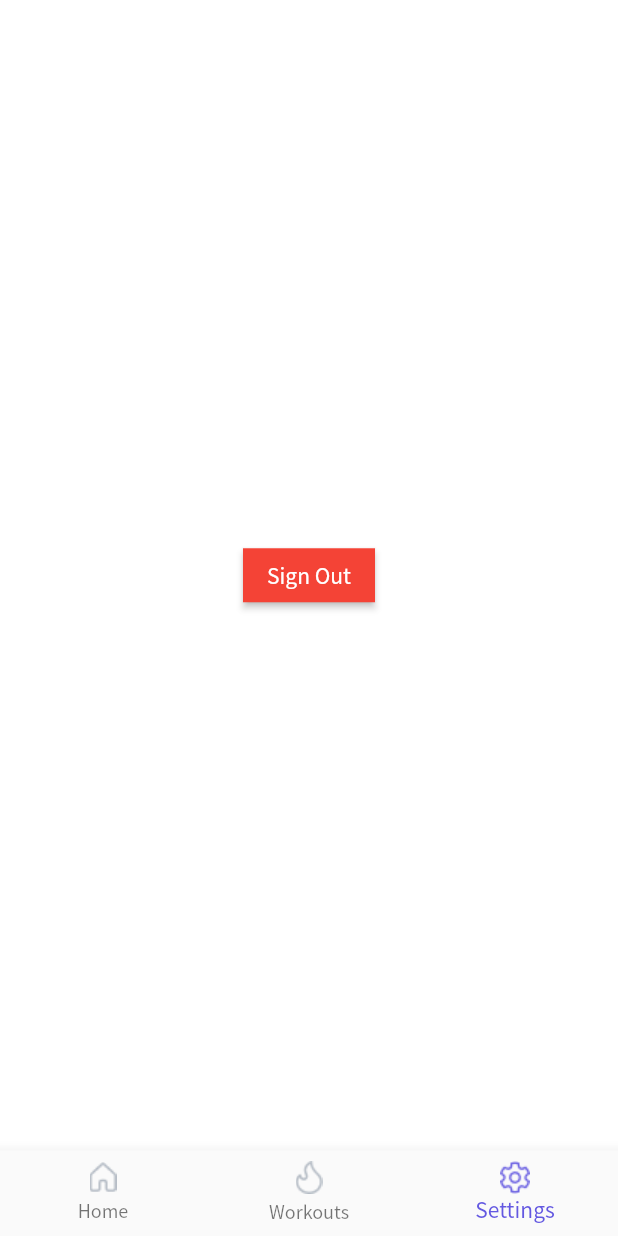
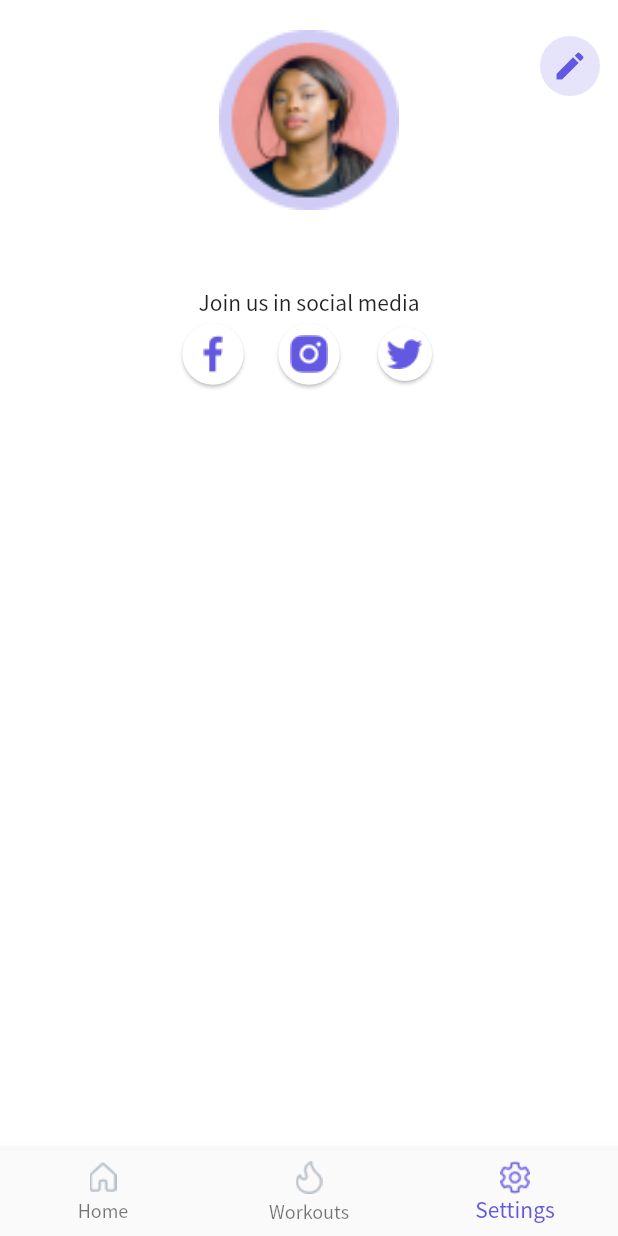
Before and after one commit to perpetio/fitness, a Flutter app: the TabBarPage screen opened directly, item 3 of the bottom bar chosen, on a phone screen of 412 x 824 dp. Run offline on Flutter 3.47's test engine with Material 2 defaults, Android fonts, the phone set to English and light mode, and no system bars; our stand-ins replace bloc, dots_indicator, firebase_auth, firebase_core, flutter_bloc, percent_indicator; accounts and stored records are empty.

Commit message:
[FT-12] created settings tab

```diff
--- a/lib/core/const/path_constants.dart
+++ b/lib/core/const/path_constants.dart
@@ -26,4 +26,9 @@ class PathConstants {
   static const String pilates = 'assets/icons/workouts/pilates.png';
   static const String fullBody = 'assets/icons/workouts/full_body.png';
   static const String stretching = 'assets/icons/workouts/stretching.png';
+
+  //social networks
+  static const String facebook = 'assets/icons/social_networks/facebook.png';
+  static const String instagram = 'assets/icons/social_networks/instagram.png';
+  static const String twitter = 'assets/icons/social_networks/twitter.png';
 }
--- a/lib/core/const/text_constants.dart
+++ b/lib/core/const/text_constants.dart
@@ -87,4 +87,7 @@ class TextConstants {
   static const String stretchingTitle = "Stretching";
   static const String stretchingExercises = "8 Exercises";
   static const String stretchingMinutes = "35 Minutes";
+
+  //Settings screen
+  static const String joinUs = 'Join us in social media';
 }
--- /dev/null
+++ b/lib/screens/settings/bloc/bloc/settings_bloc.dart
@@ -0,0 +1,18 @@
+import 'dart:async';
+
+import 'package:bloc/bloc.dart';
+import 'package:meta/meta.dart';
+
+part 'settings_event.dart';
+part 'settings_state.dart';
+
+class SettingsBloc extends Bloc<SettingsEvent, SettingsState> {
+  SettingsBloc() : super(SettingsInitial());
+
+  @override
+  Stream<SettingsState> mapEventToState(
+    SettingsEvent event,
+  ) async* {
+    // TODO: implement mapEventToState
+  }
+}
--- /dev/null
+++ b/lib/screens/settings/bloc/bloc/settings_event.dart
@@ -0,0 +1,4 @@
+part of 'settings_bloc.dart';
+
+@immutable
+abstract class SettingsEvent {}
--- /dev/null
+++ b/lib/screens/settings/bloc/bloc/settings_state.dart
@@ -0,0 +1,6 @@
+part of 'settings_bloc.dart';
+
+@immutable
+abstract class SettingsState {}
+
+class SettingsInitial extends SettingsState {}
--- /dev/null
+++ b/lib/screens/settings/settings_screen.dart
@@ -0,0 +1,72 @@
+import 'package:firebase_auth/firebase_auth.dart';
+import 'package:fitness_flutter/core/const/color_constants.dart';
+import 'package:fitness_flutter/core/const/path_constants.dart';
+import 'package:fitness_flutter/core/const/text_constants.dart';
+import 'package:fitness_flutter/screens/settings/bloc/bloc/settings_bloc.dart';
+import 'package:flutter/material.dart';
+import 'package:flutter_bloc/flutter_bloc.dart';
+import 'package:url_launcher/url_launcher.dart';
+
+class SettingsScreen extends StatelessWidget {
+  const SettingsScreen({Key? key}) : super(key: key);
+
+  @override
+  Widget build(BuildContext context) {
+    return Scaffold(body: _buildContext(context));
+  }
+
+  BlocProvider<SettingsBloc> _buildContext(BuildContext context) {
+    return BlocProvider<SettingsBloc>(
+      create: (context) => SettingsBloc(),
+      child: BlocConsumer<SettingsBloc, SettingsState>(
+        buildWhen: (_, currState) => currState is SettingsInitial,
+        builder: (context, state) {
+          return _settingsContent();
+        },
+        listenWhen: (_, currState) => true,
+        listener: (context, state) {},
+      ),
+    );
+  }
+
+  Widget _settingsContent() {
+    final User? user = FirebaseAuth.instance.currentUser;
+    final displayName = user?.displayName ?? "No Username";
+    return SafeArea(
+      child: SingleChildScrollView(
+        child: Padding(
+          padding: EdgeInsets.only(top: 20.0),
+          child: Column(children: [
+            Stack(alignment: Alignment.topRight, children: [
+              Center(child: Image(image: AssetImage(PathConstants.profile), height: 120, fit: BoxFit.fitHeight)),
+              TextButton(
+                  onPressed: () {},
+                  style: TextButton.styleFrom(shape: CircleBorder(), backgroundColor: ColorConstants.primaryColor.withOpacity(0.16)),
+                  child: Icon(Icons.edit, color: ColorConstants.primaryColor)),
+            ]),
+            SizedBox(height: 15),
+            Text(displayName, style: TextStyle(fontSize: 24, fontWeight: FontWeight.bold)),
+            Text(TextConstants.joinUs),
+            Row(
+              mainAxisAlignment: MainAxisAlignment.center,
+              children: [
+                TextButton(
+                    onPressed: () => launch('https://www.facebook.com/perpetio/'),
+                    style: TextButton.styleFrom(shape: CircleBorder(), backgroundColor: Colors.white, elevation: 1),
+                    child: Image.asset(PathConstants.facebook)),
+                TextButton(
+                    onPressed: () => launch('https://www.instagram.com/perpetio/'),
+                    style: TextButton.styleFrom(shape: CircleBorder(), backgroundColor: Colors.white, elevation: 1),
+                    child: Image.asset(PathConstants.instagram)),
+                TextButton(
+                    onPressed: () => launch('https://twitter.com/perpetio'),
+                    style: TextButton.styleFrom(shape: CircleBorder(), backgroundColor: Colors.white, elevation: 1),
+                    child: Image.asset(PathConstants.twitter)),
+              ],
+            )
+          ]),
+        ),
+      ),
+    );
+  }
+}
--- a/lib/screens/tab_bar/page/tab_bar_page.dart
+++ b/lib/screens/tab_bar/page/tab_bar_page.dart
@@ -3,6 +3,7 @@ import 'package:fitness_flutter/core/const/path_constants.dart';
 import 'package:fitness_flutter/core/const/text_constants.dart';
 import 'package:fitness_flutter/core/service/auth_service.dart';
 import 'package:fitness_flutter/screens/home/page/home_page.dart';
+import 'package:fitness_flutter/screens/settings/settings_screen.dart';
 import 'package:fitness_flutter/screens/sign_in/page/sign_in_page.dart';
 import 'package:fitness_flutter/screens/tab_bar/bloc/tab_bar_bloc.dart';
 import 'package:fitness_flutter/screens/workouts/workouts_page.dart';
@@ -68,26 +69,27 @@ class TabBarPage extends StatelessWidget {
     final children = [
       HomePage(),
       WorkoutsPage(),
-      Scaffold(
-        body: Center(
-          child: RawMaterialButton(
-            fillColor: Colors.red,
-            child: Text(
-              TextConstants.signOut,
-              style: TextStyle(
-                color: ColorConstants.white,
-              ),
-            ),
-            onPressed: () {
-              AuthService.signOut();
-              Navigator.pushReplacement(
-                context,
-                MaterialPageRoute(builder: (_) => SignInPage()),
-              );
-            },
-          ),
-        ),
-      ),
+      SettingsScreen()
+      // Scaffold(
+      //   body: Center(
+      //     child: RawMaterialButton(
+      //       fillColor: Colors.red,
+      //       child: Text(
+      //         TextConstants.signOut,
+      //         style: TextStyle(
+      //           color: ColorConstants.white,
+      //         ),
+      //       ),
+      //       onPressed: () {
+      //         AuthService.signOut();
+      //         Navigator.pushReplacement(
+      //           context,
+      //           MaterialPageRoute(builder: (_) => SignInPage()),
+      //         );
+      //       },
+      //     ),
+      //   ),
+      // ),
     ];
     return children[index];
   }
--- a/lib/screens/workouts/widget/workout_content.dart
+++ b/lib/screens/workouts/widget/workout_content.dart
@@ -49,8 +49,9 @@ class WorkoutContent extends StatelessWidget {
   }
 
   Widget _createHomeBody(BuildContext context) {
-    return Padding(
-      padding: const EdgeInsets.only(top: 50),
+    return SafeArea(
+      child: Padding(
+        padding: const EdgeInsets.only(top: 20),
         child: Column(
           crossAxisAlignment: CrossAxisAlignment.start,
           children: [
@@ -70,6 +71,7 @@ class WorkoutContent extends StatelessWidget {
             )
           ],
         ),
+      ),
     );
   }
 }
--- a/pubspec.yaml
+++ b/pubspec.yaml
@@ -40,6 +40,8 @@ dependencies:
   # Percent circle
   percent_indicator: ^3.0.1
 
+  url_launcher: ^6.0.9
+
 dev_dependencies:
   flutter_test:
     sdk: flutter
@@ -59,6 +61,7 @@ flutter:
     - assets/images/auth/
     - assets/images/home/
     - assets/icons/workouts/
+    - assets/icons/social_networks/
 
   # An image asset can refer to one or more resolution-specific "variants", see
   # https://flutter.dev/assets-and-images/#resolution-aware.
```
Also changed, not shown: lib/screens/sign_up/widget/sign_up_content.dart (+9 -25 lines), assets/icons/social_networks/facebook.png (added), assets/icons/social_networks/instagram.png (added), assets/icons/social_networks/twitter.png (added), pubspec.lock, 1 other file. Lines whose indentation alone changed are shown as unchanged.
